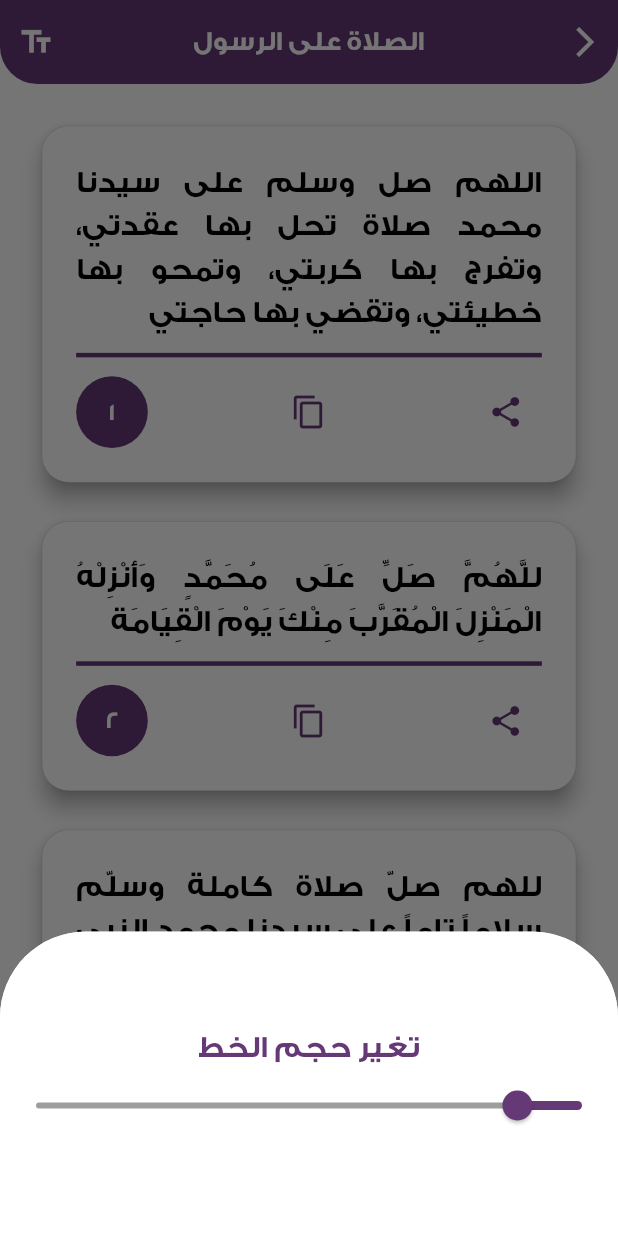
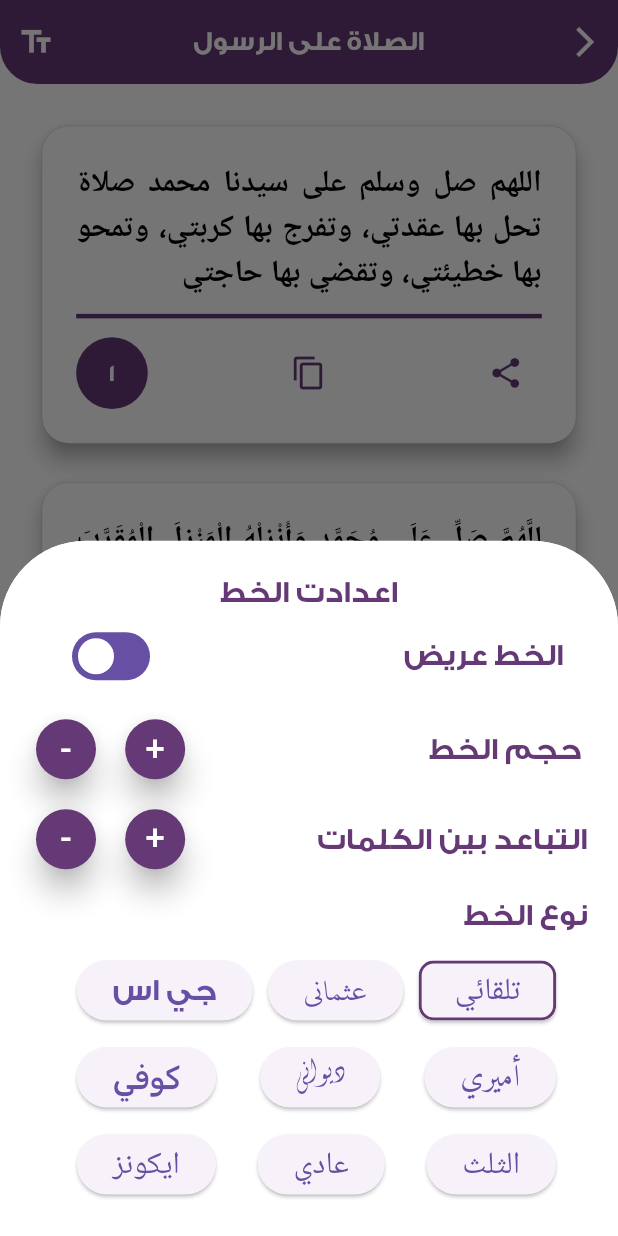
Before and after one commit to Nahed2000/nahed-azkar, a Flutter app: the PrayOfMohammedScreen screen opened by its route, after a tap on the "text fields" icon, on a phone screen of 412 x 824 dp. Run offline on Flutter 3.47's test engine with Material 3 defaults, Android fonts, the phone set to English and light mode, and no system bars; our stand-ins replace adhan, audioplayers, connectivity_plus, curved_navigation_bar, flutter_bloc, flutter_colorpicker and 10 more; missing offline and left inert: flutter_islamic_icons, flutter_qiblah, media_cache_manager, quran; accounts and stored records are empty; Roboto replaces fonts that are missing (thulth).

Commit message:
text editor

```diff
--- a/lib/cubit/home_cubit/home_cubit.dart
+++ b/lib/cubit/home_cubit/home_cubit.dart
@@ -5,6 +5,7 @@ import 'package:connectivity_plus/connectivity_plus.dart';
 import 'package:flutter/material.dart';
 import 'package:flutter_bloc/flutter_bloc.dart';
 import 'package:flutter_screenutil/flutter_screenutil.dart';
+import 'package:nahed_azkar/model/font_family_text.dart';
 import 'package:nahed_azkar/services/constant.dart';
 import 'package:nahed_azkar/screen/bnb/home.dart';
 import 'package:nahed_azkar/screen/bnb/pray_time.dart';
@@ -152,9 +153,67 @@ class HomeCubit extends Cubit<HomeState> with Helpers {
   //change size of text
   double sizeText = 18.sp;
 
-  void changeTextSize(value) {
-    sizeText = value;
-    emit(ChangeTextSize());
+  void increaseTextSize() {
+    sizeText = ++sizeText;
+    emit(ChangeText());
+  }
+
+  void decreaseSizeText() {
+    if (sizeText > 15) {
+      sizeText = --sizeText;
+    }
+    emit(ChangeText());
+  }
+
+  String fontFamily = '';
+
+  void changeTextFontFamily({required String fontFamily}) {
+    this.fontFamily = fontFamily;
+    emit(ChangeText());
+  }
+
+  List<FontFamilyText> fontItems = [
+    FontFamilyText(title: 'تلقائي', fontFamily: ''),
+    FontFamilyText(title: 'عثماني', fontFamily: 'uthmanic'),
+    FontFamilyText(title: 'جي اس', fontFamily: 'ggess'),
+    FontFamilyText(title: 'أميري', fontFamily: 'amiri'),
+    FontFamilyText(title: 'ديواني', fontFamily: 'diwan'),
+    FontFamilyText(title: 'كوفي', fontFamily: 'kufi'),
+    FontFamilyText(title: 'الثلث', fontFamily: 'thulth'),
+    FontFamilyText(title: 'عادي', fontFamily: ' ='),
+    FontFamilyText(title: 'ايكونز', fontFamily: 'MyFlutterApp'),
+  ];
+  bool fontIsBold = true;
+
+  void changeFontText({required bool value}) {
+    fontIsBold = value;
+    emit(ChangeText());
+  }
+
+  double wordSpace = 0.0;
+
+  void increaseWordSpaceText() {
+    wordSpace = ++wordSpace;
+    emit(ChangeText());
+  }
+
+  void decreaseWordSpaceText() {
+    if (wordSpace > 0) wordSpace = --wordSpace;
+    emit(ChangeText());
+  }
+
+  Text text({required String text}) {
+    return Text(
+      text,
+      style: TextStyle(
+        fontFamily: fontFamily,
+        fontSize: sizeText,
+        fontWeight: fontIsBold ? FontWeight.bold : null,
+        color: MyConstant.kBlack,
+        wordSpacing: wordSpace,
+      ),
+      textAlign: TextAlign.justify,
+    );
   }
 
   ThemeMode themeMode = ThemeMode.light;
--- a/lib/screen/home/pray_of_mohammed.dart
+++ b/lib/screen/home/pray_of_mohammed.dart
@@ -18,9 +18,7 @@ class PrayOfMohammedScreen extends StatelessWidget with CustomsAppBar {
     return Scaffold(
       backgroundColor: MyConstant.kWhite,
       appBar: customAppBar(
-          title: 'الصلاة على الرسول',
-          changeText: true,
-          context: context),
+          title: 'الصلاة على الرسول', changeText: true, context: context),
       body: ListView.separated(
         padding: EdgeInsets.all(20.h),
         itemBuilder: (context, index) => Card(
@@ -36,14 +34,8 @@ class PrayOfMohammedScreen extends StatelessWidget with CustomsAppBar {
               children: [
                 BlocBuilder<HomeCubit, HomeState>(
                   builder: (context, state) {
-                    return Text(
-                      PrayOfMohammed.prayOfMohammed[index],
-                      style: TextStyle(fontFamily: 'ggess',
-                          fontSize:
-                              BlocProvider.of<HomeCubit>(context).sizeText,
-                          color: MyConstant.kBlack),
-                      textAlign: TextAlign.justify,
-                    );
+                    return BlocProvider.of<HomeCubit>(context)
+                        .text(text: PrayOfMohammed.prayOfMohammed[index]);
                   },
                 ),
                 SizedBox(height: 5.h),
@@ -61,7 +53,8 @@ class PrayOfMohammedScreen extends StatelessWidget with CustomsAppBar {
                       backgroundColor: MyConstant.kPrimary,
                       child: Text(
                         '${index + 1}',
-                        style: TextStyle(fontFamily: 'ggess',color: MyConstant.kWhite),
+                        style: TextStyle(
+                            fontFamily: 'ggess', color: MyConstant.kWhite),
                       ),
                     ),
                   ],
--- a/lib/utils/helpers.dart
+++ b/lib/utils/helpers.dart
@@ -3,6 +3,7 @@ import 'dart:math';
 import 'package:flutter/material.dart';
 import 'package:flutter_bloc/flutter_bloc.dart';
 import 'package:flutter_screenutil/flutter_screenutil.dart';
+import 'package:nahed_azkar/widget/custom_elevated_button.dart';
 
 import '../cubit/home_cubit/home_cubit.dart';
 import '../cubit/home_cubit/home_state.dart';
@@ -10,6 +11,8 @@ import '../data/azkar.dart';
 import '../services/constant.dart';
 import '../widget/app/service/copy_button.dart';
 import '../widget/app/service/share_button.dart';
+import '../widget/helper/custom_row_inc_dec.dart';
+import '../widget/helper/title_text_item.dart';
 
 mixin Helpers {
   void showSnackBar(BuildContext context,
@@ -90,28 +93,61 @@ mixin Helpers {
               topLeft: Radius.circular(50.w), topRight: Radius.circular(50.w))),
       builder: (context) => BlocBuilder<HomeCubit, HomeState>(
         builder: (context, state) {
+          var cubit = BlocProvider.of<HomeCubit>(context);
           return Container(
+            padding: const EdgeInsetsDirectional.all(20),
             color: MyConstant.kWhite,
             alignment: Alignment.center,
-            height: 170.h,
+            height: 500.h,
             child: Column(
-              mainAxisAlignment: MainAxisAlignment.center,
+              // mainAxisAlignment: MainAxisAlignment.center,
               children: [
-                Text('تغير حجم الخط',
-                    style: TextStyle(
-                      fontFamily: 'ggess',
-                      color: MyConstant.kPrimary,
-                      fontSize: 18.sp,
-                    )),
-                Slider(
-                  activeColor: MyConstant.kPrimary,
-                  inactiveColor: Colors.grey,
-                  onChanged: (value) {
-                    BlocProvider.of<HomeCubit>(context).changeTextSize(value);
-                  },
-                  value: BlocProvider.of<HomeCubit>(context).sizeText,
-                  min: 18,
-                  max: 40,
+                const TitleTextItem(title: 'اعدادت الخط'),
+                SwitchListTile(
+                  value: cubit.fontIsBold,
+                  onChanged: (value) =>
+                      BlocProvider.of<HomeCubit>(context, listen: false)
+                          .changeFontText(value: value),
+                  title: const TitleTextItem(title: 'الخط عريض'),
+                ),
+                const SizedBox(height: 10),
+                CustomRowIncDec(
+                  title: " حجم الخط",
+                  incPress: () =>
+                      BlocProvider.of<HomeCubit>(context).increaseTextSize(),
+                  decPress: () =>
+                      BlocProvider.of<HomeCubit>(context).decreaseSizeText(),
+                ),
+                SizedBox(height: 10.h),
+                CustomRowIncDec(
+                  title: "التباعد بين الكلمات",
+                  incPress: () => BlocProvider.of<HomeCubit>(context)
+                      .increaseWordSpaceText(),
+                  decPress: () => BlocProvider.of<HomeCubit>(context)
+                      .decreaseWordSpaceText(),
+                ),
+                SizedBox(height: 5.h),
+                SizedBox(height: 5.h),
+                const Align(
+                  alignment: AlignmentDirectional.topStart,
+                  child: TitleTextItem(title: "نوع الخط"),
+                ),
+                SizedBox(height: 10.h),
+                Wrap(
+                  alignment: WrapAlignment.spaceBetween,
+                  children: List.generate(
+                    cubit.fontItems.length,
+                    (index) => CustomElevatedButton(
+                      title: cubit.fontItems[index].title,
+                      onPress: () => BlocProvider.of<HomeCubit>(context,
+                              listen: false)
+                          .changeTextFontFamily(
+                              fontFamily: cubit.fontItems[index].fontFamily),
+                      fontFamily: cubit.fontItems[index].fontFamily,
+                      isFont:
+                          cubit.fontItems[index].fontFamily == cubit.fontFamily,
+                    ),
+                  ),
                 ),
               ],
             ),
```
Also changed, not shown: lib/screen/home/al_ayat/ayat_list.dart (+7 -17 lines), lib/screen/home/al_azkar/azkar_list.dart (+2 -9 lines), lib/screen/home/al_hadeth/hadeth_list.dart (+2 -8 lines), lib/screen/home/selat_rahem/selat_rahem_list.dart (+4 -9 lines), lib/screen/home/sonn_mahjora/sonn_list.dart (+6 -8 lines), lib/screen/home/story/story_list.dart (+2 -9 lines), lib/services/notification.dart (+7 -7 lines), lib/widget/custom_appbar.dart (+5 -5 lines), pubspec.yaml (+13 -1 lines).
